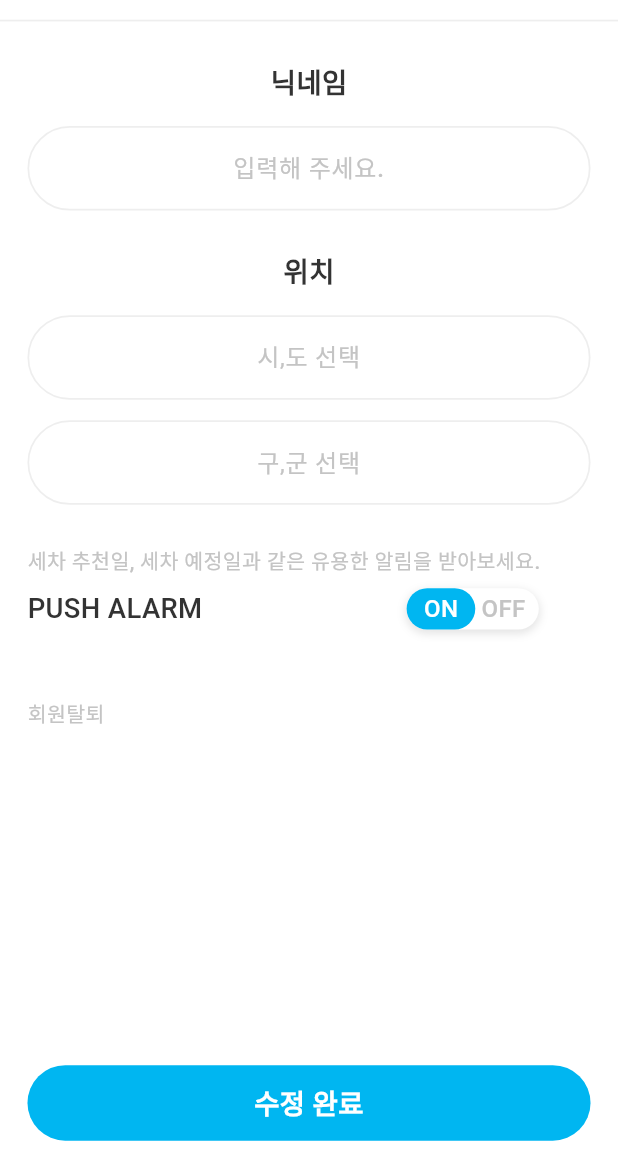
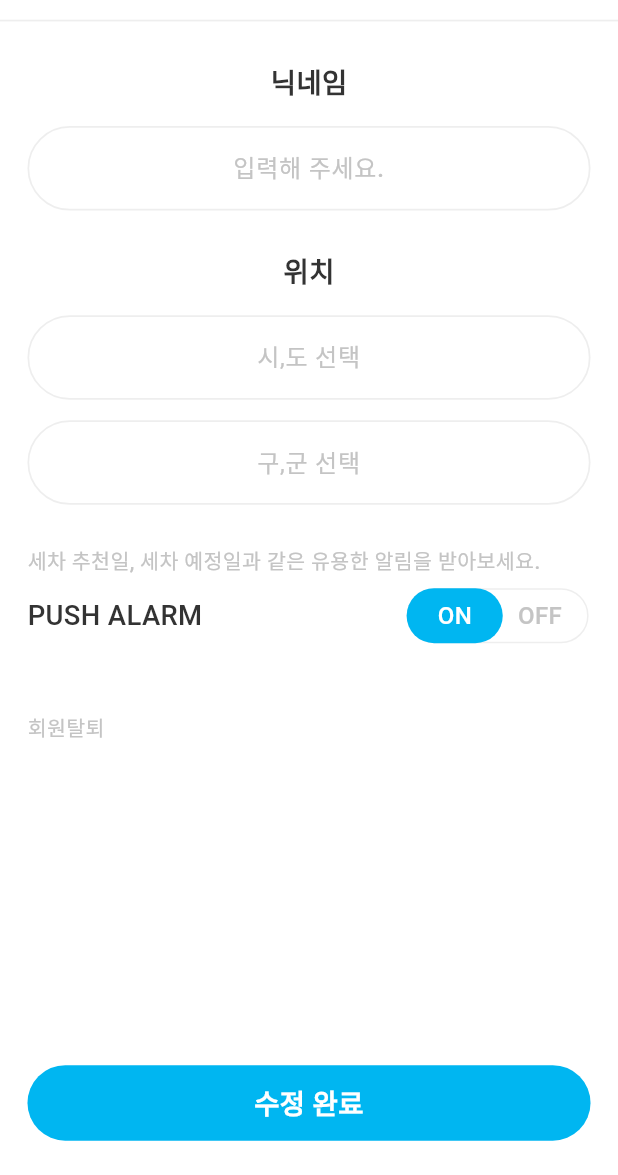
Before and after one commit to Sheeps-Dev-Team/car-warshing-day-client, a Flutter app: the ProfilePage screen opened directly, after a tap on "프로필 수정", on a phone screen of 412 x 824 dp, the part 61-1236 px from its top. Run offline on Flutter 3.47's test engine with Material 3 defaults, Android fonts, the phone set to English and light mode, and no system bars; our stand-ins replace extended_image, flutter_svg, fluttertoast, gap, get, lottie and 1 more; Roboto replaces fonts that are missing (Pretendard); project files that could hold a hidden picture were left out.

Commit message:
로그인, 유저 필수 정보 입력, 프로필, 프로필 수정 페이지 작업

```diff
--- a/lib/util/components/custom_data_table.dart
+++ b/lib/util/components/custom_data_table.dart
@@ -22,16 +22,11 @@ class CustomDataTable extends StatefulWidget {
 class _CustomDataTableState extends State<CustomDataTable> {
   late double w; //열의 너비
   List<double> extendWidthList = [];
-  int hoverIndex = nullInt; // 현재 마우스 커서가 위치한 행의 인덱스 저장
 
   @override
   Widget build(BuildContext context) {
     return LayoutBuilder(builder: (context, constraints) {
       extendWidthList.clear();
-
-      w = (constraints.maxWidth - 2) /
-          widget.columns
-              .length; // (maxWidth - tablePadding - borderWidth) / columns.length;
 
       int maxFlex = 0;
       for (int element in widget.widthFlexList) {
@@ -49,12 +44,16 @@ class _CustomDataTableState extends State<CustomDataTable> {
       return Column(
         children: [
           header(),
-          SizedBox(height: 16 * sizeUnit),
+          Divider(
+            height: 1 * sizeUnit,
+            thickness: 1 * sizeUnit,
+            color: $style.colors.grey,
+          ),
+          Gap($style.insets.$16),
           Expanded(
             child: ListView.separated(
               itemCount: widget.rows.length,
-              separatorBuilder: (context, index) =>
-                  SizedBox(height: 8 * sizeUnit),
+              separatorBuilder: (context, index) => Gap($style.insets.$16),
               itemBuilder: (context, index) {
                 return dataRow(
                   dataRow: widget.rows[index],
@@ -62,11 +61,6 @@ class _CustomDataTableState extends State<CustomDataTable> {
                 );
               },
             ),
-          ),
-          Divider(
-            height: 1 * sizeUnit,
-            thickness: 2 * sizeUnit,
-            color: $style.colors.lightGrey,
           ),
         ],
       );
@@ -76,45 +70,38 @@ class _CustomDataTableState extends State<CustomDataTable> {
   Widget dataRow({required List<String> dataRow, required int index}) {
     return InkWell(
       onTap: () => widget.onRowTap(index),
-      onHover: (value) => setState(() {
-        if (value) {
-          hoverIndex = index;
-        } else {
-          hoverIndex = nullInt;
-        }
-      }),
-      child: Container(
-        decoration: BoxDecoration(
-          borderRadius: BorderRadius.circular($style.corners.$4),
-          border: Border.all(
-              color: hoverIndex == index
-                  ? $style.colors.primary
-                  : $style.colors.grey),
-        ),
       child: Row(
+        mainAxisAlignment: MainAxisAlignment.spaceBetween,
         children: List.generate(dataRow.length, (i) {
           return Container(
+            padding: EdgeInsets.symmetric(horizontal: 7 * sizeUnit),
             alignment: Alignment.center,
-              width: extendWidthList.isNotEmpty ? extendWidthList[i] : w,
-              height: 36 * sizeUnit,
+            height: 16 * sizeUnit,
             child: Text(
               dataRow[i],
-                style: $style.text.body14,
+              style: $style.text.subTitle14.copyWith(
+                  color: i == 1 ? $style.colors.grey : null,
+                  fontWeight: i == 1
+                      ? FontWeight.w400
+                      : i == 2
+                          ? FontWeight.w600
+                          : FontWeight.w500),
               overflow: TextOverflow.ellipsis,
               maxLines: 1,
             ),
           );
         }),
       ),
-      ),
     );
   }
 
   Widget header() {
     return Row(
+        mainAxisAlignment: MainAxisAlignment.spaceBetween,
         children: List.generate(widget.columns.length, (index) {
-      return SizedBox(
-        width: extendWidthList.isNotEmpty ? extendWidthList[index] : w,
+          return Container(
+            padding: EdgeInsets.symmetric(horizontal: 7 * sizeUnit),
+            alignment: Alignment.center,
             child: Column(
               children: [
                 Text(
@@ -124,11 +111,6 @@ class _CustomDataTableState extends State<CustomDataTable> {
                   maxLines: 1,
                 ),
                 Gap($style.insets.$8),
-            Divider(
-              height: 1 * sizeUnit,
-              thickness: 2 * sizeUnit,
-              color: $style.colors.lightGrey,
-            ),
               ],
             ),
           );
--- a/lib/util/components/custom_switch_button.dart
+++ b/lib/util/components/custom_switch_button.dart
@@ -11,7 +11,7 @@ class CustomSwitchButton extends StatefulWidget {
     required this.onToggleCallback,
   });
   @override
-  _CustomSwitchButtonState createState() => _CustomSwitchButtonState();
+  State<CustomSwitchButton> createState() => _CustomSwitchButtonState();
 }
 
 class _CustomSwitchButtonState extends State<CustomSwitchButton> {
@@ -19,8 +19,8 @@ class _CustomSwitchButtonState extends State<CustomSwitchButton> {
   @override
   Widget build(BuildContext context) {
     return SizedBox(
-      width: 77 * sizeUnit,
-      height: 24 * sizeUnit,
+      width: 106 * sizeUnit,
+      height: 32 * sizeUnit,
       child: Stack(
         children: <Widget>[
           GestureDetector(
@@ -34,21 +34,12 @@ class _CustomSwitchButtonState extends State<CustomSwitchButton> {
               setState(() {});
             },
             child: Container(
-              width: 77 * sizeUnit,
-              height: 24 * sizeUnit,
-              decoration: ShapeDecoration(
+              width: 106 * sizeUnit,
+              height: 32 * sizeUnit,
+              decoration: BoxDecoration(
                   color: Colors.white,
-                  shape: RoundedRectangleBorder(
-                    borderRadius: BorderRadius.circular(29 * sizeUnit),
-                  ),
-                  shadows: [
-                    BoxShadow(
-                      color: Colors.black.withOpacity(0.10),
-                      spreadRadius: 1,
-                      blurRadius: 4,
-                      offset: const Offset(0, 2),
-                    )
-                  ]),
+                  borderRadius: BorderRadius.circular(29 * sizeUnit),
+                  border: Border.all(color: $style.colors.lightGrey)),
               child: Row(
                 mainAxisAlignment: MainAxisAlignment.spaceAround,
                 children: List.generate(
@@ -68,8 +59,8 @@ class _CustomSwitchButtonState extends State<CustomSwitchButton> {
             alignment:
                 initialPosition ? Alignment.centerLeft : Alignment.centerRight,
             child: Container(
-              width: 40 * sizeUnit,
-              height: 24 * sizeUnit,
+              width: 56 * sizeUnit,
+              height: 32 * sizeUnit,
               decoration: ShapeDecoration(
                 color: $style.colors.primary,
                 shape: RoundedRectangleBorder(
```
Also changed, not shown: lib/screens/login/login_page.dart (+31 -12 lines), lib/util/components/custom_dropdown_button.dart (added, +76 -0 lines). Lines whose indentation alone changed are shown as unchanged.
